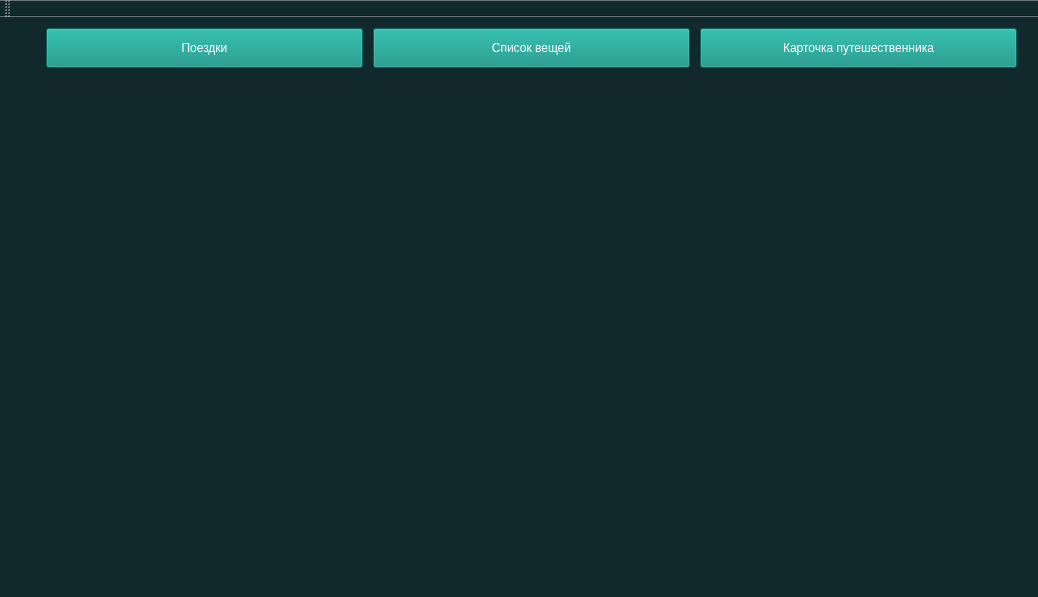
This is src/mainwindow.ui in Mrx-x/TravelerGuide as Qt 5 draws it before an edit. The edited form follows.
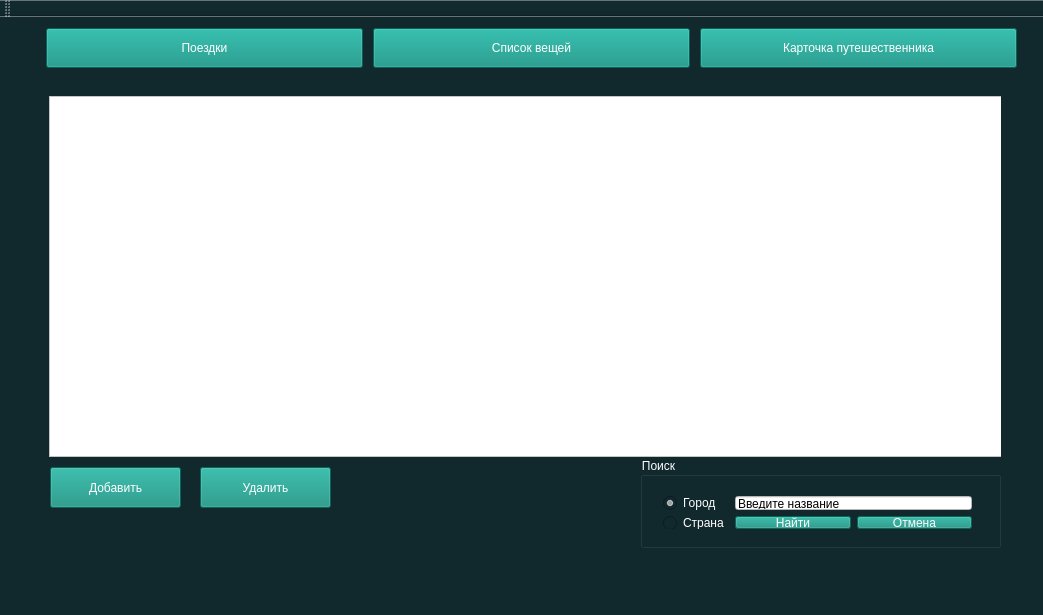
This is the edited form. The open tabs and pages were chosen to show the change. Icons and pictures are not drawn.

Patch:
```diff
--- a/src/mainwindow.ui
+++ b/src/mainwindow.ui
@@ -6,8 +6,8 @@
    <rect>
     <x>0</x>
     <y>0</y>
-    <width>1038</width>
-    <height>597</height>
+    <width>1043</width>
+    <height>615</height>
    </rect>
   </property>
   <property name="windowTitle">
@@ -23,10 +23,10 @@
    <widget class="QStackedWidget" name="stackedWidget">
     <property name="geometry">
      <rect>
-      <x>41</x>
-      <y>78</y>
-      <width>979</width>
-      <height>442</height>
+      <x>40</x>
+      <y>70</y>
+      <width>961</width>
+      <height>461</height>
      </rect>
     </property>
     <property name="currentIndex">
@@ -53,9 +53,159 @@
       </property>
      </widget>
     </widget>
-    <widget class="QWidget" name="page_2"/>
+    <widget class="QWidget" name="page_2">
+     <widget class="QPushButton" name="pushButtonDelete">
+      <property name="geometry">
+       <rect>
+        <x>160</x>
+        <y>380</y>
+        <width>131</width>
+        <height>41</height>
+       </rect>
+      </property>
+      <property name="styleSheet">
+       <string notr="true">color: rgb(255, 255, 255);
+background-color: rgb(14, 141, 125);</string>
+      </property>
+      <property name="text">
+       <string>Удалить</string>
+      </property>
+     </widget>
+     <widget class="QPushButton" name="pushButtonAdd">
+      <property name="geometry">
+       <rect>
+        <x>10</x>
+        <y>380</y>
+        <width>131</width>
+        <height>41</height>
+       </rect>
+      </property>
+      <property name="styleSheet">
+       <string notr="true">color: rgb(255, 255, 255);
+background-color: rgb(14, 141, 125);</string>
+      </property>
+      <property name="text">
+       <string>Добавить</string>
+      </property>
+     </widget>
+     <widget class="QTableView" name="tableView">
+      <property name="geometry">
+       <rect>
+        <x>9</x>
+        <y>9</y>
+        <width>961</width>
+        <height>361</height>
+       </rect>
+      </property>
+      <property name="styleSheet">
+       <string notr="true">background-color: rgb(255, 255, 255);</string>
+      </property>
+     </widget>
+     <widget class="QGroupBox" name="groupBox">
+      <property name="geometry">
+       <rect>
+        <x>600</x>
+        <y>370</y>
+        <width>361</width>
+        <height>91</height>
+       </rect>
+      </property>
+      <property name="styleSheet">
+       <string notr="true">color: rgb(255, 255, 255);</string>
+      </property>
+      <property name="title">
+       <string>Поиск</string>
+      </property>
+      <widget class="QWidget" name="layoutWidget">
+       <property name="geometry">
+        <rect>
+         <x>12</x>
+         <y>28</y>
+         <width>331</width>
+         <height>55</height>
+        </rect>
+       </property>
+       <layout class="QFormLayout" name="formLayout">
+        <item row="0" column="0">
+         <layout class="QVBoxLayout" name="verticalLayout_2">
+          <item>
+           <widget class="QRadioButton" name="radioButtonCity">
+            <property name="styleSheet">
+             <string notr="true">color: rgb(255, 255, 255);</string>
+            </property>
+            <property name="text">
+             <string>Город</string>
+            </property>
+            <property name="checked">
+             <bool>true</bool>
+            </property>
+           </widget>
+          </item>
+          <item>
+           <widget class="QRadioButton" name="radioButtonCountry">
+            <property name="styleSheet">
+             <string notr="true">color:rgb(255, 255, 255)</string>
+            </property>
+            <property name="text">
+             <string>Страна</string>
+            </property>
+           </widget>
+          </item>
+         </layout>
+        </item>
+        <item row="0" column="1">
+         <layout class="QVBoxLayout" name="verticalLayout">
+          <item>
+           <widget class="QLineEdit" name="lineEdit">
+            <property name="sizePolicy">
+             <sizepolicy hsizetype="Preferred" vsizetype="Fixed">
+              <horstretch>0</horstretch>
+              <verstretch>0</verstretch>
+             </sizepolicy>
+            </property>
+            <property name="styleSheet">
+             <string notr="true">background-color: rgb(255, 255, 255);
+color: rgb(0, 0, 0);</string>
+            </property>
+            <property name="text">
+             <string>Введите название</string>
+            </property>
+           </widget>
+          </item>
+          <item>
+           <layout class="QHBoxLayout" name="horizontalLayout_2">
+            <item>
+             <widget class="QPushButton" name="pushButtonSearch">
+              <property name="styleSheet">
+               <string notr="true">color: rgb(255, 255, 255);
+background-color: rgb(14, 141, 125);</string>
+              </property>
+              <property name="text">
+               <string>Найти</string>
+              </property>
+             </widget>
+            </item>
+            <item>
+             <widget class="QPushButton" name="pushButtonCancel">
+              <property name="styleSheet">
+               <string notr="true">color: rgb(255, 255, 255);
+background-color: rgb(14, 141, 125);</string>
+              </property>
+              <property name="text">
+               <string>Отмена</string>
+              </property>
+             </widget>
+            </item>
+           </layout>
+          </item>
+         </layout>
+        </item>
+       </layout>
+      </widget>
+     </widget>
+    </widget>
    </widget>
-   <widget class="QWidget" name="">
+   <widget class="QWidget" name="layoutWidget">
     <property name="geometry">
      <rect>
       <x>41</x>
@@ -158,7 +308,11 @@
     <bool>false</bool>
    </attribute>
   </widget>
-  <widget class="QStatusBar" name="statusBar"/>
+  <widget class="QStatusBar" name="statusBar">
+   <property name="styleSheet">
+    <string notr="true">color: rgb(255, 255, 255);</string>
+   </property>
+  </widget>
  </widget>
  <layoutdefault spacing="6" margin="11"/>
  <resources/>
```
Left out of the diff: 2 changed lines with no effect on the pictures.
